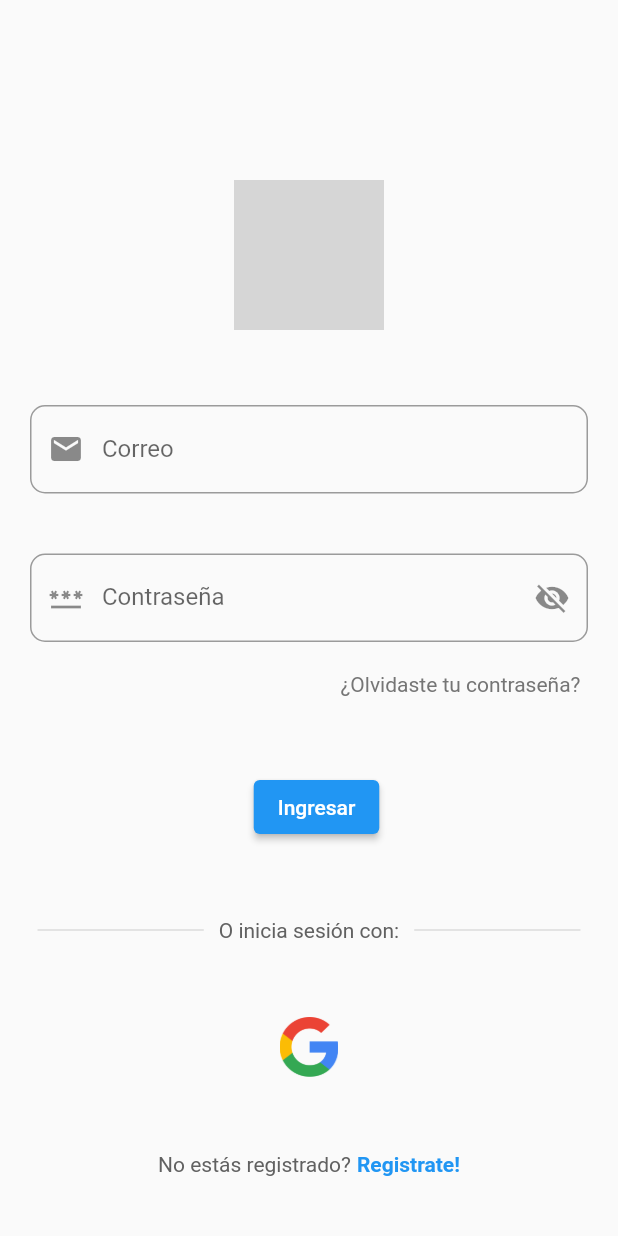
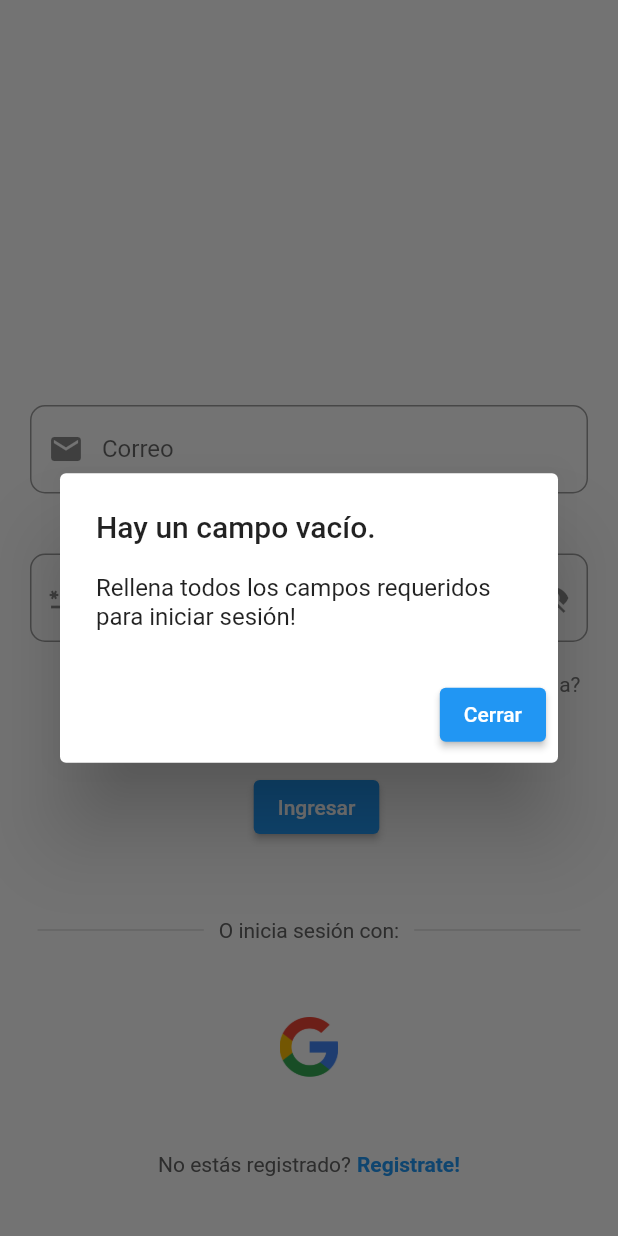
Before and after one commit to ACTwoSeven/pathfinder, a Flutter app: the screen it shows after launch, after a tap on "Ingresar", on a phone screen of 412 x 824 dp. Run offline on Flutter 3.47's test engine with Material 2 defaults, Android fonts, the phone set to English and light mode, and no system bars; our stand-ins replace firebase_auth, firebase_core, google_sign_in; accounts and stored records are empty; grey boxes are pictures that could not be loaded.

Commit message:
Conexión login con auth, y después a homepage, con progresor circular y función de alerta para fallos.

```diff
--- a/lib/Pages/HomePage.dart
+++ b/lib/Pages/HomePage.dart
@@ -2,9 +2,9 @@ import 'package:firebase_auth/firebase_auth.dart';
 import 'package:flutter/material.dart';
 
 class HomePage extends StatelessWidget {
-  const HomePage({Key? key}) : super(key: key);
+  HomePage({Key? key}) : super(key: key);
 
-
+  final user = FirebaseAuth.instance.currentUser!;
   //sign user out
   void signUserOut(){
     FirebaseAuth.instance.signOut();
@@ -16,7 +16,7 @@ class HomePage extends StatelessWidget {
         IconButton(
             onPressed: signUserOut, icon: Icon(Icons.logout))
       ]),
-    body: Center(child: Text('Logged in'),),
+    body: Center(child: Text('Logged in as: '+ user.email!),),
     );
   }
 }
--- a/lib/Pages/LoginPage.dart
+++ b/lib/Pages/LoginPage.dart
@@ -19,12 +19,39 @@ class _LoginPageState extends State<LoginPage> {
   String userId ='';
 
 
-  void signUserIn() async{
-    await FirebaseAuth.instance.signInWithEmailAndPassword(
-        email: correo.text,
-        password: pass.text);
+  void signUserIn() async {
+    //Comprobar campos vacíos
+    if (correo.text.isNotEmpty && pass.text.isNotEmpty) {
+      //Intente iniciar sesión
+      try {
+        //Circulo de progreso
+        showDialog(
+            context: context,
+            builder: (context){
+              return const Center(
+                child: CircularProgressIndicator(),
+              );
+            });
+        await FirebaseAuth.instance.signInWithEmailAndPassword(
+          email: correo.text,
+          password: pass.text,
+        );
+        //Cierra el circulo de progreso
+        Navigator.pop(context);
+        //Mostrar errores
+      } on FirebaseAuthException catch (e) {
+        if(e.code == 'INVALID_LOGIN_CREDENTIALS'){
+          _mostrarAlerta(context, "Credenciales inválidas.", "Alguna de las credenciales ingresadas son incorrectas.");
+        }
+      }
+    } else {
+      // Alerta de campo vacío
+      print("Están vacíos");
+      _mostrarAlerta(context, "Hay un campo vacío.", "Rellena todos los campos requeridos para iniciar sesión!");
+    }
   }
 
+  //Sistema de alertas en la pantalla
   void _mostrarAlerta(BuildContext context, String titulo, String mensaje) {
     showDialog(
       context: context,
@@ -45,6 +72,7 @@ class _LoginPageState extends State<LoginPage> {
     );
   }
 
+  //Función detectar cambios de mostrar u ocultar contraseña
   void _toggleMostrarContrasena(bool value) {
     setState(() {
       _mostrarContrasena = value;
@@ -125,7 +153,7 @@ class _LoginPageState extends State<LoginPage> {
                 child: ElevatedButton(
                   onPressed: () {
                     print('Ingresando...');
-                    signUserIn;
+                    signUserIn();
                   },
                   child: Text('Ingresar'),
                 ),
```
